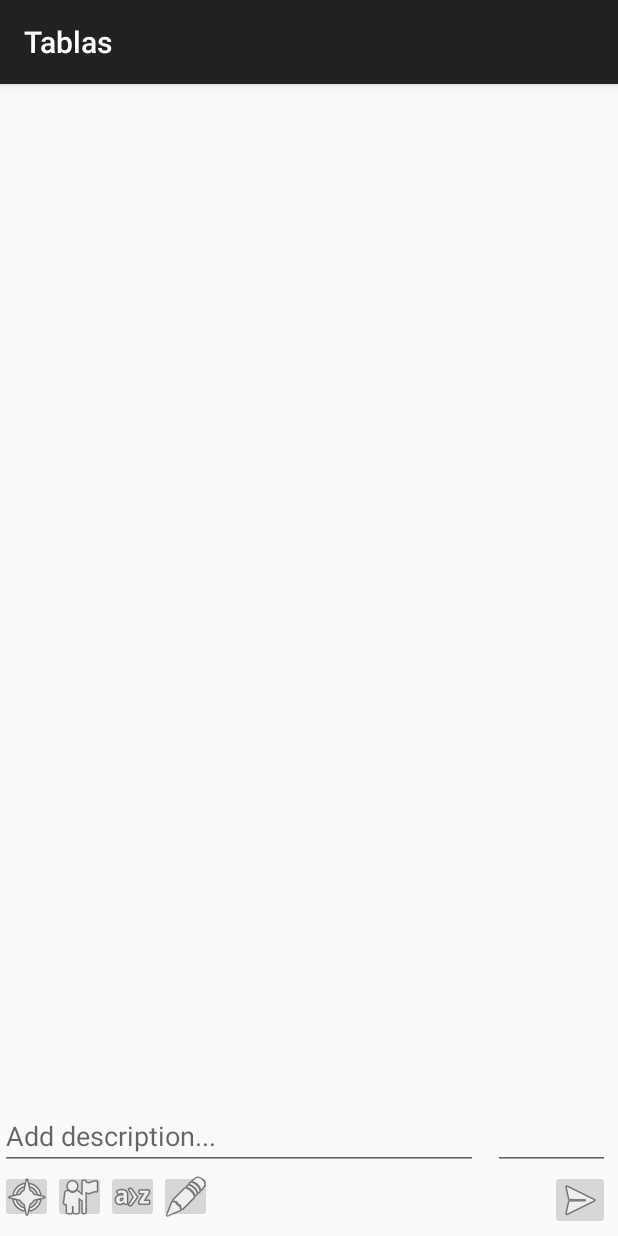
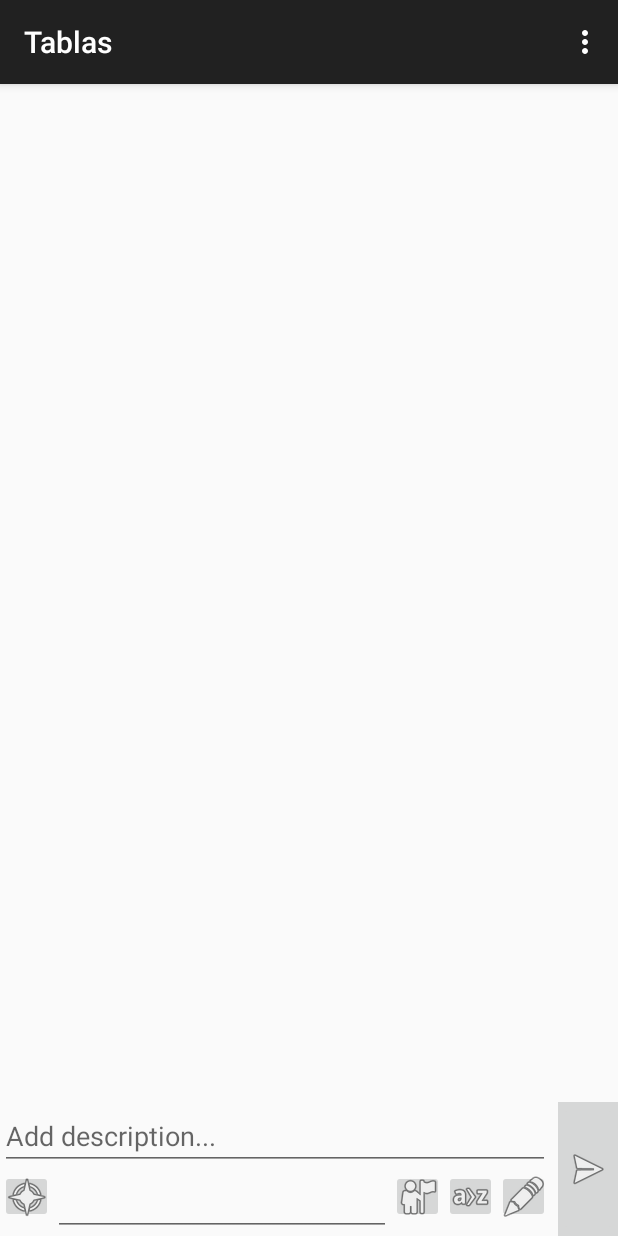
Before and after one commit to mohadp/wepay, an Android app: the fragment ExpenseFragment placed in its activity, on a phone screen of 412 x 824 dp. Run offline under Robolectric (Android 15) with nearby library versions, the phone set to English and light mode, and no system bars; 4 statements that could not run were skipped.

Commit message:
Initial showing of keyboard spacer, but popup may not seem to show the view I inlcuded (the textview)

```diff
--- a/tablas/app/src/main/AndroidManifest.xml
+++ b/tablas/app/src/main/AndroidManifest.xml
@@ -5,7 +5,8 @@
 
         <activity
             android:name=".view.GroupActivity"
-            android:label="@string/app_name">
+            android:label="@string/app_name"
+            android:theme="@style/AppTheme">
             <intent-filter>
                 <action android:name="android.intent.action.MAIN" />
                 <category android:name="android.intent.category.LAUNCHER" />
@@ -14,7 +15,8 @@
         <activity
             android:name=".view.ExpenseActivity"
             android:label="@string/app_name"
-            android:windowSoftInputMode="stateHidden">
+            android:windowSoftInputMode="stateHidden"
+            android:theme="@style/AppTheme">
         </activity>
         <provider
             android:authorities="com.jumo.tablas.provider"
--- a/tablas/app/src/main/java/com/jumo/tablas/view/ExpenseFragment.java
+++ b/tablas/app/src/main/java/com/jumo/tablas/view/ExpenseFragment.java
@@ -11,11 +11,18 @@ import android.os.Bundle;
 import android.os.Handler;
 import android.util.Log;
 import android.util.LruCache;
+import android.view.Gravity;
 import android.view.LayoutInflater;
+import android.view.Menu;
+import android.view.MenuInflater;
 import android.view.View;
 import android.view.ViewGroup;
+import android.widget.EditText;
 import android.widget.FrameLayout;
+import android.widget.ImageButton;
+import android.widget.LinearLayout;
 import android.widget.ListView;
+import android.widget.PopupWindow;
 
 import com.jumo.tablas.R;
 import com.jumo.tablas.provider.WepayContract;
@@ -48,6 +55,17 @@ public class ExpenseFragment extends Fragment implements LoaderManager.LoaderCal
      * The fragment's ListView/GridView.
      */
     private ListView mListView;
+    private LinearLayout mConversationLayout;
+    private PopupWindow mCustomKeyboard;
+    private ImageButton mCurrencyButton;
+    private EditText mConversationEditText;
+    private EditText mAmountEditText;
+
+    private FrameLayout mCustomKeyboardSpacer;
+
+    //Other control variables
+    private float mCustomKeyboardHeight;
+
 
     //Fragment's attributes
     private String mUserName;
@@ -55,6 +73,7 @@ public class ExpenseFragment extends Fragment implements LoaderManager.LoaderCal
     private LruCache<String, Bitmap> mCache;
     //private LruCache<Long, ImageViewRow> mCacheImageRow;
     private ExpenseUserThreadHandler mPayerLoader;
+
 
 
     public static ExpenseFragment newInstance(String userId, long groupId) {
@@ -81,6 +100,7 @@ public class ExpenseFragment extends Fragment implements LoaderManager.LoaderCal
     @Override
     public void onCreate(Bundle savedInstanceState) {
         super.onCreate(savedInstanceState);
+        setHasOptionsMenu(true);
         setRetainInstance(true);
 
         mUserName = getArguments().getString(EXTRA_USER_ID);
@@ -94,30 +114,71 @@ public class ExpenseFragment extends Fragment implements LoaderManager.LoaderCal
                 return bitmap.getByteCount() / 1024; // The cache size will be measured in kilobytes
             }
         };
-        //mCacheImageRow = new LruCache<Long, ImageViewRow>(15);
 
         mPayerLoader = new ExpenseUserThreadHandler(getActivity(), mCache, new Handler());
         mPayerLoader.start();
         mPayerLoader.getLooper();
     }
 
+
     @Override
     public View onCreateView(LayoutInflater inflater, ViewGroup container,
                              Bundle savedInstanceState) {
         View view = inflater.inflate(R.layout.fragment_conversation, container, false);
 
+
         // Set the adapter
         mListView = (ListView) view.findViewById(android.R.id.list);
 		mListView.setAdapter(new ExpenseCursorAdapter(getActivity(), null, mCache, mPayerLoader));
 
-        FrameLayout inputMethod = (FrameLayout) view.findViewById(R.id.inputMethod);
-        //inputMethod.
+        //Set the references to the components in the fragment layout
+        mConversationLayout = (LinearLayout) view.findViewById(R.id.view_conversations);
+        mCustomKeyboardSpacer = (FrameLayout) view.findViewById(R.id.inputMethod);
+        mCurrencyButton = (ImageButton) view.findViewById(R.id.button_currency);
+        mConversationEditText = (EditText) view.findViewById(R.id.edit_message);
+        mAmountEditText = (EditText) view.findViewById(R.id.edit_amount);
+
 
         // Set OnItemClickListener so we can be notified on item clicks
         //mListView.setOnItemClickListener(this);
 
+        //Setting up the custom input
+        mCustomKeyboard = new PopupWindow(inflater.inflate(R.layout.popup_input_methods, null));
+        //mCustomKeyboard.setFocusable(true);
+        //mCustomKeyboard.setOutsideTouchable(true);
+        prepareCustomKeyboard();
+
+
         return view;
     }
+
+    public void prepareCustomKeyboard(){
+        //TODO: need to set the keyboardHeight
+        mCustomKeyboardHeight = getResources().getDimension(R.dimen.keyboard_height);
+
+        mCurrencyButton.setOnClickListener(new View.OnClickListener() {
+            @Override
+            public void onClick(View v) {
+                mCustomKeyboardSpacer.setVisibility(View.VISIBLE);
+                mCustomKeyboard.setHeight((int) mCustomKeyboardHeight);
+                mCustomKeyboard.showAtLocation(mConversationLayout, Gravity.BOTTOM, 0, 0);
+            }
+        });
+
+        View.OnClickListener dismissKeyboard = new View.OnClickListener() {
+            @Override
+            public void onClick(View v) {
+                if(mCustomKeyboard.isShowing()){
+                    mCustomKeyboard.dismiss();
+                    mCustomKeyboardSpacer.setVisibility(View.GONE);
+                }
+            }
+        };
+
+        mConversationEditText.setOnClickListener(dismissKeyboard);
+        mAmountEditText.setOnClickListener(dismissKeyboard);
+    }
+
 
     @Override
     public Loader<Cursor> onCreateLoader(int id, Bundle args) {
@@ -174,6 +235,12 @@ public class ExpenseFragment extends Fragment implements LoaderManager.LoaderCal
         mPayerLoader.quit();
     }
 
+    @Override
+    public void onCreateOptionsMenu(Menu menu, MenuInflater inflater){
+        super.onCreateOptionsMenu(menu, inflater);
+        inflater.inflate(R.menu.default_menu, menu);
+    }
+
     /**
      * This interface must be implemented by activities that contain this
      * fragment to allow an interaction in this fragment to be communicated
--- a/tablas/app/src/main/java/com/jumo/tablas/view/GroupFragment.java
+++ b/tablas/app/src/main/java/com/jumo/tablas/view/GroupFragment.java
@@ -13,6 +13,8 @@ import android.app.Fragment;
 import android.util.Log;
 import android.util.LruCache;
 import android.view.LayoutInflater;
+import android.view.Menu;
+import android.view.MenuInflater;
 import android.view.View;
 import android.view.ViewGroup;
 import android.widget.ListView;
@@ -91,6 +93,7 @@ public class GroupFragment extends Fragment implements LoaderManager.LoaderCallb
     public void onCreate(Bundle savedInstanceState) {
         super.onCreate(savedInstanceState);
         //expenseManager = ExpenseManager.newInstance(this.getActivity());
+        setHasOptionsMenu(true);
         setRetainInstance(true);
 
         /*Log.d(TAG, "onCreate()");
@@ -227,6 +230,12 @@ public class GroupFragment extends Fragment implements LoaderManager.LoaderCallb
         }
     }
 
+    @Override
+    public void onCreateOptionsMenu(Menu menu, MenuInflater inflater){
+        super.onCreateOptionsMenu(menu, inflater);
+        inflater.inflate(R.menu.default_menu, menu);
+    }
+
     /**
      * This interface must be implemented by activities that contain this
      * fragment to allow an interaction in this fragment to be communicated
--- a/tablas/app/src/main/res/layout/fragment_conversation.xml
+++ b/tablas/app/src/main/res/layout/fragment_conversation.xml
@@ -1,5 +1,6 @@
 <?xml version="1.0" encoding="utf-8"?>
 <LinearLayout xmlns:android="http://schemas.android.com/apk/res/android"
+    android:id="@+id/view_conversations"
     android:layout_width="match_parent"
     android:layout_height="match_parent"
     android:orientation="vertical">
@@ -20,32 +21,21 @@
     <LinearLayout
         android:layout_width="match_parent"
         android:layout_height="wrap_content"
-        android:layout_marginRight="5dp"
-        android:orientation="vertical">
+        android:orientation="horizontal">
 
         <LinearLayout
-            android:layout_width="match_parent"
+            android:layout_width="wrap_content"
             android:layout_height="wrap_content"
-            android:orientation="horizontal">
-            <!--android:descendantFocusability="beforeDescendants"
-            android:focusableInTouchMode="true"-->
+            android:layout_marginRight="5dp"
+            android:orientation="vertical"
+            android:layout_weight="1">
+
 
             <EditText
                 android:id="@+id/edit_message"
-                android:layout_width="wrap_content"
+                android:layout_width="match_parent"
                 android:layout_height="wrap_content"
-                android:layout_marginRight="10dp"
-                android:layout_weight="3"
                 android:hint="@string/text_hint_message" />
-
-            <EditText
-                android:id="@+id/edit_amount"
-                android:layout_width="wrap_content"
-                android:layout_height="match_parent"
-                android:inputType="numberDecimal"
-                android:layout_weight="1" />
-
-        </LinearLayout>
 
             <LinearLayout
                 android:layout_width="match_parent"
@@ -58,6 +48,12 @@
                     android:layout_height="35dp"
                     android:src="@android:drawable/ic_menu_compass" />
 
+                <EditText
+                    android:id="@+id/edit_amount"
+                    android:layout_width="wrap_content"
+                    android:layout_height="match_parent"
+                    android:layout_weight="1"
+                    android:inputType="numberDecimal" />
 
                 <ImageButton
                     android:id="@+id/button_category"
@@ -77,16 +73,20 @@
                     android:layout_height="35dp"
                     android:src="@android:drawable/ic_menu_edit" />
 
+            </LinearLayout>
+
+        </LinearLayout>
+
         <FrameLayout
             android:layout_width="wrap_content"
-                android:layout_height="wrap_content"
-                android:layout_weight="1">
+            android:layout_height="match_parent"
+            android:background="@color/button_material_light">
 
             <ImageButton
                 android:id="@+id/button_sendExpense"
                 android:layout_width="40dp"
-                    android:layout_height="40dp"
-                    android:layout_gravity="right"
+                android:layout_height="match_parent"
+                android:layout_gravity="center"
                 android:src="@android:drawable/ic_menu_send" />
 
         </FrameLayout>
@@ -94,12 +94,11 @@
     </LinearLayout>
 
 
-    </LinearLayout>
-
-
     <FrameLayout
         android:id="@+id/inputMethod"
         android:layout_width="match_parent"
-        android:layout_height="wrap_content" />
+        android:layout_height="@dimen/keyboard_height"
+        android:background="@android:color/transparent"
+        android:visibility="gone" />
 
 </LinearLayout>
--- a/tablas/app/src/main/res/layout/popup_input_methods.xml
+++ b/tablas/app/src/main/res/layout/popup_input_methods.xml
@@ -1,5 +1,6 @@
 <?xml version="1.0" encoding="utf-8"?>
-<LinearLayout xmlns:android="http://schemas.android.com/apk/res/android"
+<LinearLayout
+    xmlns:android="http://schemas.android.com/apk/res/android"
     android:orientation="vertical"
     android:layout_width="match_parent"
     android:layout_height="wrap_content">
@@ -8,8 +9,8 @@
         android:layout_width="wrap_content"
         android:text="@string/popup_expense_details"/>
 
-    <android.support.v4.view.ViewPager
+    <!--android.support.v4.view.ViewPager
         android:layout_width="match_parent"
-        android:layout_height="match_parent" />
+        android:layout_height="match_parent" /-->
 
 </LinearLayout>
--- /dev/null
+++ b/tablas/app/src/main/res/menu/default_menu.xml
@@ -0,0 +1,10 @@
+<?xml version="1.0" encoding="utf-8"?>
+<menu xmlns:android="http://schemas.android.com/apk/res/android"
+    xmlns:app="http://schemas.android.com/apk/res-auto/android">
+
+    <item android:id="@+id/menu_item_new_crime"
+        android:title="@string/menu_item"
+        android:icon="@android:drawable/ic_menu_add"
+        app:showAsAction="ifRoom|withText" />
+
+</menu>
--- /dev/null
+++ b/tablas/app/src/main/res/values/dimen.xml
@@ -0,0 +1,4 @@
+<?xml version="1.0" encoding="utf-8"?>
+<resources>
+    <dimen name="keyboard_height">230dip</dimen>
+</resources>
--- a/tablas/app/src/main/res/values/strings.xml
+++ b/tablas/app/src/main/res/values/strings.xml
@@ -3,6 +3,8 @@
     <string name="button_transfers">Transfers to/from </string>
     <string name="text_hint_amount">Amount</string>
     <string name="text_hint_message">Add description...</string>
+
+    <string name="menu_item">Settings...</string>
 
 
     <!-- To be deleted; sample labels to delete stuff -->
```
Lines whose indentation alone changed are shown as unchanged.
